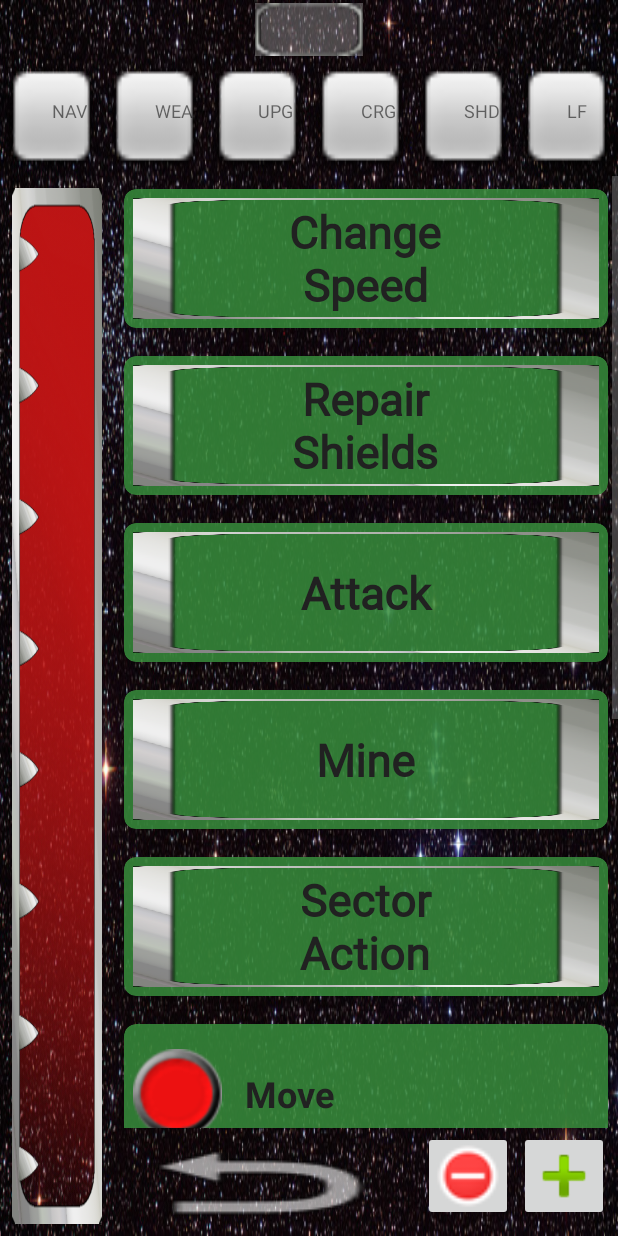
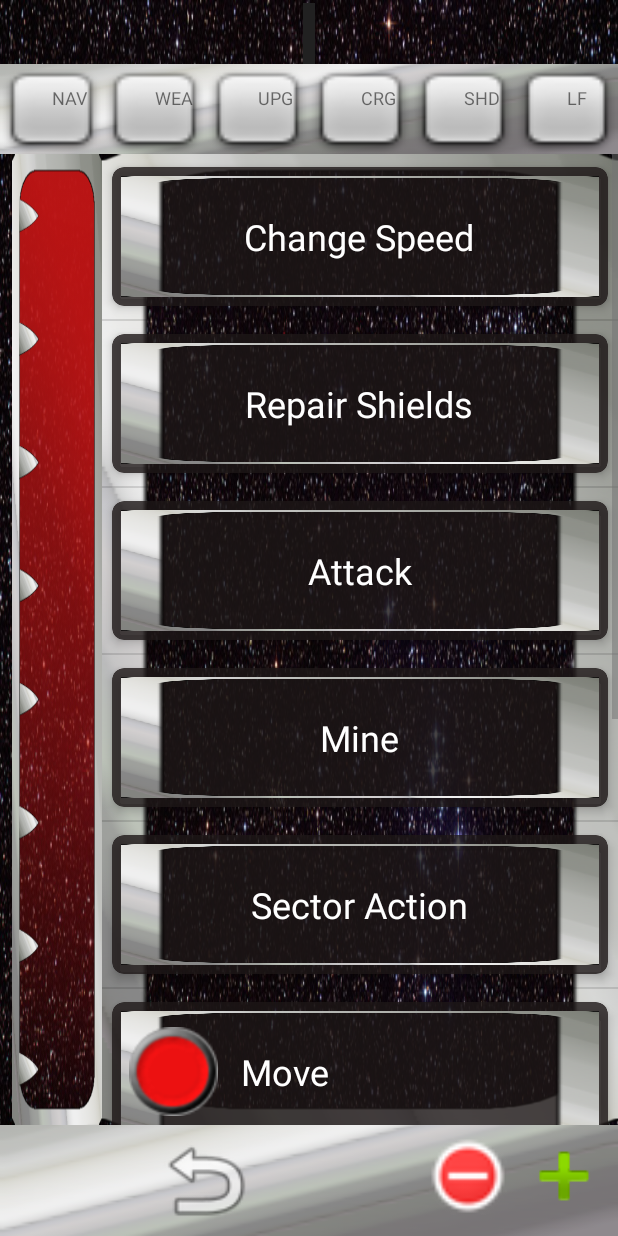
Before and after one commit to Capaal/Space-Traitors-App, an Android app: the ShipActivityFragment screen opened directly, with no data from a screen before it, on a phone screen of 412 x 824 dp. Run offline under Robolectric (Android 15) with nearby library versions, the phone set to English and light mode, and no system bars; our stand-ins replace data binding; plain views replace VerticalSeekBar, VerticalSeekBarWrapper; 12 statements that could not run were skipped.

Commit message:
Modified look and feel to more metal and transparency and less green.

```diff
--- a/app/src/main/res/layout/action_card.xml
+++ b/app/src/main/res/layout/action_card.xml
@@ -4,7 +4,7 @@
     android:id="@+id/card_view"
     android:layout_width="match_parent"
     android:layout_height="110dp"
-    card_view:cardBackgroundColor="@color/primary_dark"
+    card_view:cardBackgroundColor="@color/faded_black"
     card_view:cardCornerRadius="8dp"
     card_view:cardElevation="4dp"
     card_view:cardUseCompatPadding="true"
@@ -24,13 +24,11 @@
             android:layout_height="match_parent"
             android:layout_gravity="center"
             android:layout_weight="1"
-            android:fontFamily="@font/appfont"
             android:gravity="center_vertical|center_horizontal"
             android:textAlignment="center"
             android:textAppearance="@style/TextAppearance.AppCompat.Display2"
-            android:textColor="@color/primary_text"
-            android:textSize="30sp"
-            android:textStyle="bold"
+            android:textColor="@color/icons"
+            android:textSize="24sp"
             tools:text="BUTTON" />
 
     </LinearLayout>
--- a/app/src/main/res/layout/crew_layout.xml
+++ b/app/src/main/res/layout/crew_layout.xml
@@ -213,7 +213,8 @@
             android:layout_marginRight="4dp"
             android:layout_marginTop="4dp"
             android:layout_weight="1"
-            android:padding="8dp"
+            android:background="#00FFFFFF"
+            android:padding="4dp"
             android:scaleType="fitCenter"
             android:src="@android:drawable/presence_busy"
             app:layout_constraintBottom_toBottomOf="@+id/add_crew"
@@ -228,7 +229,8 @@
             android:layout_marginRight="4dp"
             android:layout_marginTop="4dp"
             android:layout_weight="1"
-            android:padding="4dp"
+            android:background="#00FFFFFF"
+            android:padding="0dp"
             android:scaleType="fitCenter"
             android:src="@android:drawable/ic_input_add"
             app:layout_constraintEnd_toEndOf="parent"
--- a/app/src/main/res/layout/movement_card.xml
+++ b/app/src/main/res/layout/movement_card.xml
@@ -4,7 +4,7 @@
     android:id="@+id/movement_card_view"
     android:layout_width="match_parent"
     android:layout_height="110dp"
-    card_view:cardBackgroundColor="@color/primary_dark"
+    card_view:cardBackgroundColor="@color/faded_black"
     card_view:cardCornerRadius="8dp"
     card_view:cardElevation="4dp"
     card_view:cardUseCompatPadding="true"
@@ -14,8 +14,9 @@
         android:layout_width="match_parent"
         android:layout_height="match_parent"
         android:layout_gravity="center_horizontal"
-        android:layout_marginEnd="10dp"
+        android:background="@drawable/defaultbox"
         android:orientation="horizontal"
+        android:padding="0dp"
         android:weightSum="5">
 
         <ImageView
@@ -41,9 +42,8 @@
             android:gravity="center_vertical"
             android:textAlignment="viewStart"
             android:textAppearance="@style/TextAppearance.AppCompat.Display2"
-            android:textColor="@color/primary_text"
+            android:textColor="@color/icons"
             android:textSize="24sp"
-            android:textStyle="bold"
             tools:text="BUTTON" />
 
         <LinearLayout
--- a/app/src/main/res/layout/ship_activity.xml
+++ b/app/src/main/res/layout/ship_activity.xml
@@ -17,6 +17,59 @@
 
         <!-- This library requires pair of the VerticalSeekBar and VerticalSeekBarWrapper classes -->
 
+        <android.support.v7.widget.RecyclerView
+            android:id="@+id/main_action_recycler"
+            android:layout_width="0dp"
+            android:layout_height="0dp"
+            android:layout_below="@+id/main_include_ship_stats"
+            android:background="@drawable/defaultbox"
+            android:scrollbars="vertical"
+            app:layout_constraintBottom_toTopOf="@+id/constraintLayout"
+            app:layout_constraintEnd_toEndOf="parent"
+            app:layout_constraintHorizontal_bias="0.0"
+            app:layout_constraintStart_toEndOf="@+id/linearLayout2"
+            app:layout_constraintTop_toBottomOf="@+id/main_include_ship_stats"
+            app:layout_constraintVertical_bias="0.0"
+            tools:listitem="@layout/action_card" />
+
+        <android.support.constraint.ConstraintLayout
+            android:id="@+id/constraintLayout"
+            android:layout_width="match_parent"
+            android:layout_height="wrap_content"
+            android:background="@drawable/gradientmetal"
+            app:layout_constraintBottom_toBottomOf="parent"
+            app:layout_constraintEnd_toEndOf="parent"
+            app:layout_constraintStart_toStartOf="parent">
+
+            <include
+                android:id="@+id/main_include_crew"
+                layout="@layout/crew_layout"
+                android:layout_width="wrap_content"
+                android:layout_height="wrap_content"
+                app:layout_constraintBottom_toBottomOf="parent"
+                app:layout_constraintEnd_toEndOf="parent"
+                app:layout_constraintTop_toTopOf="@+id/main_start_turn_button" />
+
+            <ImageButton
+                android:id="@+id/main_start_turn_button"
+                android:layout_width="0dp"
+                android:layout_height="0dp"
+                android:layout_margin="2dp"
+                android:adjustViewBounds="true"
+                android:background="#00FFFFFF"
+                android:contentDescription="@string/main_start_turn_description"
+                android:cropToPadding="false"
+                android:padding="0dp"
+                android:scaleType="fitCenter"
+                android:src="@android:drawable/ic_menu_revert"
+                android:textAllCaps="false"
+                android:textSize="14sp"
+                app:layout_constraintBottom_toBottomOf="parent"
+                app:layout_constraintEnd_toStartOf="@+id/main_include_crew"
+                app:layout_constraintStart_toStartOf="parent"
+                app:layout_constraintTop_toTopOf="parent" />
+        </android.support.constraint.ConstraintLayout>
+
         <LinearLayout
             android:id="@+id/linearLayout2"
             android:layout_width="60dp"
@@ -24,14 +77,12 @@
             android:layout_marginBottom="8dp"
             android:layout_marginStart="8dp"
             android:layout_marginTop="8dp"
-            android:background="@drawable/speedbar"
             android:gravity="bottom"
             android:orientation="vertical"
             android:weightSum="7"
-            app:layout_constraintBottom_toBottomOf="parent"
+            app:layout_constraintBottom_toBottomOf="@+id/linearLayout"
             app:layout_constraintStart_toStartOf="parent"
-            app:layout_constraintTop_toBottomOf="@+id/main_include_ship_stats"
-            android:layout_marginLeft="8dp">
+            app:layout_constraintTop_toBottomOf="@+id/main_include_ship_stats">
 
             <com.h6ah4i.android.widget.verticalseekbar.VerticalSeekBarWrapper
                 android:layout_width="match_parent"
@@ -56,17 +107,14 @@
             android:id="@+id/linearLayout"
             android:layout_width="60dp"
             android:layout_height="0dp"
-            android:layout_marginBottom="8dp"
             android:layout_marginStart="8dp"
-            android:layout_marginTop="8dp"
             android:background="@drawable/speedbar"
             android:gravity="bottom"
             android:orientation="vertical"
             android:weightSum="7"
-            app:layout_constraintBottom_toBottomOf="parent"
+            app:layout_constraintBottom_toTopOf="@+id/constraintLayout"
             app:layout_constraintStart_toStartOf="parent"
-            app:layout_constraintTop_toBottomOf="@+id/main_include_ship_stats"
-            android:layout_marginLeft="8dp">
+            app:layout_constraintTop_toBottomOf="@+id/main_include_ship_stats">
 
             <TextView
                 android:id="@+id/main_current_speed"
@@ -87,11 +135,34 @@
 
         </LinearLayout>
 
+        <TextView
+            android:id="@+id/main_ship_name"
+            android:layout_width="wrap_content"
+            android:layout_height="wrap_content"
+            android:layout_alignParentTop="true"
+            android:layout_centerHorizontal="true"
+            android:layout_marginTop="2dp"
+            android:background="@color/primary_text"
+            android:contentDescription="@string/main_ship_name_description"
+            android:fontFamily="monospace"
+            android:gravity="center"
+            android:paddingLeft="4dp"
+            android:paddingRight="4dp"
+            android:text="@{ShipData.shipType}"
+            android:textAppearance="@style/TextAppearance.AppCompat.Headline"
+            android:textColor="@color/white"
+            android:textSize="30sp"
+            android:textStyle="bold"
+            app:layout_constraintEnd_toEndOf="parent"
+            app:layout_constraintStart_toStartOf="parent"
+            app:layout_constraintTop_toTopOf="parent"
+            tools:text="Battleship" />
+
         <include
             android:id="@+id/main_include_ship_stats"
             layout="@layout/ship_stat_layout"
             android:layout_width="0dp"
-            android:layout_height="wrap_content"
+            android:layout_height="60dp"
             android:layout_alignParentLeft="true"
             android:layout_alignParentStart="true"
             android:layout_below="@+id/main_ship_name"
@@ -103,76 +174,6 @@
 
         </include>
 
-        <ImageView
-            android:id="@+id/imageView10"
-            android:layout_width="0dp"
-            android:layout_height="0dp"
-            android:background="#44FFFFFF"
-            app:layout_constraintBottom_toBottomOf="@+id/main_ship_name"
-            app:layout_constraintEnd_toEndOf="@+id/main_ship_name"
-            app:layout_constraintStart_toStartOf="@+id/main_ship_name"
-            app:layout_constraintTop_toTopOf="@+id/main_ship_name" />
-
-        <TextView
-            android:id="@+id/main_ship_name"
-            android:layout_width="wrap_content"
-            android:layout_height="wrap_content"
-            android:layout_alignParentTop="true"
-            android:layout_centerHorizontal="true"
-            android:layout_marginTop="2dp"
-            android:background="@drawable/box2"
-            android:contentDescription="@string/main_ship_name_description"
-            android:gravity="center"
-            android:paddingLeft="4dp"
-            android:paddingRight="4dp"
-            android:text="@{ShipData.shipType}"
-            android:textAppearance="@style/TextAppearance.AppCompat.Headline"
-            android:textColor="@color/white"
-            android:textSize="26sp"
-            android:textStyle="bold"
-            app:layout_constraintEnd_toEndOf="parent"
-            app:layout_constraintStart_toStartOf="parent"
-            app:layout_constraintTop_toTopOf="parent"
-            tools:text="Battleship" />
-
-        <android.support.v7.widget.RecyclerView
-            android:id="@+id/main_action_recycler"
-            android:layout_width="0dp"
-            android:layout_height="0dp"
-            android:layout_below="@+id/main_include_ship_stats"
-            android:layout_marginStart="8dp"
-            android:scrollbars="vertical"
-            app:layout_constraintBottom_toTopOf="@+id/main_include_crew"
-            app:layout_constraintEnd_toEndOf="parent"
-            app:layout_constraintStart_toEndOf="@+id/linearLayout2"
-            app:layout_constraintTop_toBottomOf="@+id/main_include_ship_stats"
-            tools:listitem="@layout/action_card"
-            android:layout_marginLeft="8dp" />
-
-        <ImageButton
-            android:id="@+id/main_start_turn_button"
-            android:layout_width="0dp"
-            android:layout_height="0dp"
-            android:layout_margin="2dp"
-            android:layout_marginStart="8dp"
-            android:background="@android:drawable/ic_menu_revert"
-            android:contentDescription="@string/main_start_turn_description"
-            android:padding="0dp"
-            android:textAllCaps="false"
-            android:textSize="14sp"
-            app:layout_constraintBottom_toBottomOf="parent"
-            app:layout_constraintEnd_toStartOf="@+id/main_include_crew"
-            app:layout_constraintStart_toEndOf="@+id/linearLayout2"
-            app:layout_constraintTop_toBottomOf="@+id/main_action_recycler" />
-
-        <include
-            android:id="@+id/main_include_crew"
-            layout="@layout/crew_layout"
-            android:layout_width="wrap_content"
-            android:layout_height="wrap_content"
-            app:layout_constraintBottom_toBottomOf="parent"
-            app:layout_constraintEnd_toEndOf="parent" />
-
 
     </android.support.constraint.ConstraintLayout>
 
--- a/app/src/main/res/layout/ship_stat_layout.xml
+++ b/app/src/main/res/layout/ship_stat_layout.xml
@@ -12,7 +12,8 @@
 
     <android.support.v7.widget.LinearLayoutCompat
         android:layout_width="match_parent"
-        android:layout_height="wrap_content"
+        android:layout_height="60dp"
+        android:background="@drawable/gradientmetal"
         android:orientation="horizontal">
 
         <android.support.constraint.ConstraintLayout
@@ -71,7 +72,7 @@
 
         <android.support.constraint.ConstraintLayout
             android:layout_width="0dp"
-            android:layout_height="match_parent"
+            android:layout_height="wrap_content"
             android:layout_weight="1"
             android:background="@android:drawable/checkbox_off_background">
 
@@ -125,7 +126,7 @@
 
         <android.support.constraint.ConstraintLayout
             android:layout_width="0dp"
-            android:layout_height="match_parent"
+            android:layout_height="wrap_content"
             android:layout_weight="1"
             android:background="@android:drawable/checkbox_off_background">
 
@@ -135,6 +136,7 @@
                 android:layout_height="wrap_content"
                 android:layout_marginBottom="16dp"
                 android:layout_marginEnd="4dp"
+                android:layout_marginRight="4dp"
                 android:gravity="end"
                 android:text="@{`` + ShipData.currentUpgrade}"
                 android:textAlignment="textEnd"
@@ -143,8 +145,7 @@
                 app:layout_constraintBottom_toBottomOf="@+id/upgMax"
                 app:layout_constraintEnd_toStartOf="@+id/upgMax"
                 app:layout_constraintTop_toTopOf="@+id/upgMax"
-                tools:text="8"
-                android:layout_marginRight="4dp" />
+                tools:text="8" />
 
             <TextView
                 android:id="@+id/upgMax"
@@ -180,7 +181,7 @@
 
         <android.support.constraint.ConstraintLayout
             android:layout_width="0dp"
-            android:layout_height="match_parent"
+            android:layout_height="wrap_content"
             android:layout_weight="1"
             android:background="@android:drawable/checkbox_off_background">
 
@@ -234,7 +235,7 @@
 
         <android.support.constraint.ConstraintLayout
             android:layout_width="0dp"
-            android:layout_height="match_parent"
+            android:layout_height="wrap_content"
             android:layout_weight="1"
             android:background="@android:drawable/checkbox_off_background">
 
@@ -288,7 +289,7 @@
 
         <android.support.constraint.ConstraintLayout
             android:layout_width="0dp"
-            android:layout_height="match_parent"
+            android:layout_height="wrap_content"
             android:layout_weight="1"
             android:background="@android:drawable/checkbox_off_background">
 
--- a/app/src/main/res/values/colors.xml
+++ b/app/src/main/res/values/colors.xml
@@ -1,9 +1,9 @@
 <?xml version="1.0" encoding="utf-8"?>
 <resources>
-    <color name="primary">#4CAF50</color>
-    <color name="primary_dark">#D9388e3c</color>
+    <color name="primary">#4caf50</color>
+    <color name="primary_dark">#d9388e3c</color>
     <color name="primary_light">#C8E6C9</color>
-    <color name="accent">#03a9f4</color>
+    <color name="accent">#C62828</color>
     <color name="primary_text">#212121</color>
     <color name="secondary_text">#757575</color>
     <color name="icons">#ffffff</color>
@@ -13,4 +13,6 @@
     <color name="green">#00ff00</color>
     <color name="neon_green">#27de40</color>
     <color name="computer_black">#cc1d1717</color>
+    <color name="faded_black">#cc1d1717</color>
+    <color name="transparent">#00aaaaaa</color>
 </resources>
--- a/app/src/main/res/values/strings.xml
+++ b/app/src/main/res/values/strings.xml
@@ -67,5 +67,6 @@
     <string name="ac_title">Attack</string>
     <string name="ac_roll_button">Roll d6:</string>
     <string name="ac_result_default">NA</string>
+    <string name="speed_locked_checkbox_text">Locked</string>
 
 </resources>
--- a/app/src/main/res/values/styles.xml
+++ b/app/src/main/res/values/styles.xml
@@ -10,8 +10,8 @@
         <item name="android:textColorPrimary">@color/primary_text</item>
         <item name="android:textColorSecondary">@color/secondary_text</item>
         <!--<item name="android:windowBackground">@color/primary_light</item>-->
-        <item name="cardBackgroundColor">@color/primary_dark</item>
-        <item name="colorBackgroundFloating">@color/primary</item>
+        <item name="cardBackgroundColor">@color/faded_black</item>
+        <item name="colorBackgroundFloating">@color/faded_black</item>
 
     </style>
 
```
Also changed, not shown: app/src/main/java/com/wordpress/a3dtwentyblog/spacetraitors/ActionAdapter.java (+6 -4 lines), app/src/main/java/com/wordpress/a3dtwentyblog/spacetraitors/ShipStatFragment.java (+36 -2 lines), app/src/main/res/layout/attack_dialog.xml (+65 -55 lines), app/src/main/res/layout/ship_descriptions.xml (+6 -3 lines), app/src/main/res/layout/ship_stat_enlarged_fragment.xml (+97 -87 lines), app/src/main/res/layout/speed_change_dialog.xml (+91 -69 lines), app/src/main/res/drawable/gradientmetal.png (added), app/src/main/res/drawable/redbar.png, 1 other file.
